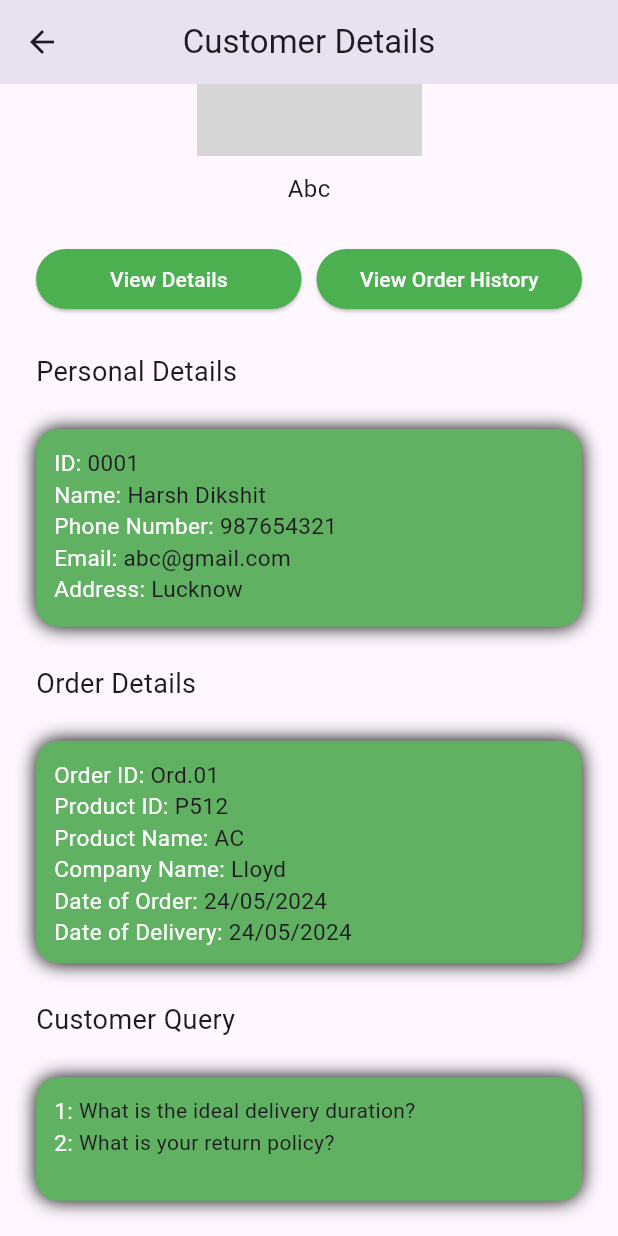
After one commit to harshdikshit29/admin_delivery, a Flutter app: the CustomerDetails screen opened directly, scrolled down 126 dp, after a tap on "View Details", on a phone screen of 412 x 824 dp. The commit adds this screen. Run offline on Flutter 3.47's test engine with Material 3 defaults, Android fonts, the phone set to English and light mode, and no system bars; our stand-ins replace get, otp_text_field; network calls fail; Roboto replaces fonts that are missing (JosefinSans); grey boxes are pictures that could not be loaded.

Commit message:
added customer details

```diff
--- /dev/null
+++ b/lib/screens/admin/customer_screens/customer_details.dart
@@ -0,0 +1,290 @@
+import 'package:flutter/material.dart';
+import 'package:flutter/widgets.dart';
+
+class CustomerDetails extends StatelessWidget {
+  const CustomerDetails({super.key});
+
+  @override
+  Widget build(BuildContext context) {
+    return Scaffold(
+      appBar: AppBar(
+        title: const Text('Customer Details'),
+        centerTitle: true,
+      ),
+      body: SingleChildScrollView(
+        child: Padding(
+          padding: const EdgeInsets.all(24),
+          child: Column(
+            children: [Image.asset('assets/images/profile.png', width: 150, height: 150,),
+            const Align(alignment: Alignment.center),
+
+            const SizedBox(height: 10),
+            const Text('Abc', style: TextStyle(
+              fontSize: 16,
+              fontFamily: 'JosefinSans'
+            ),),
+
+
+            const SizedBox(height: 25),
+
+            Row(
+              children: [Expanded(child: ElevatedButton(
+              onPressed: (){},
+              style: ElevatedButton.styleFrom(backgroundColor: Colors.green,
+              foregroundColor: Colors.white),
+              child: const Text('View Details'),
+              ),
+              ),
+
+              const SizedBox(width: 10),
+              Expanded(child: ElevatedButton(
+              onPressed: (){},
+              style: ElevatedButton.styleFrom(
+                backgroundColor: Colors.green, foregroundColor: Colors.white
+              ),
+              child: const Text('View Order History'),
+              ),
+              ),
+              ],
+            ),
+
+            const SizedBox(height: 25),
+
+            const Row(
+              crossAxisAlignment: CrossAxisAlignment.start,
+              children: [
+                Text('Personal Details', style: TextStyle(fontSize: 18),)
+              ],
+            ),
+
+
+            const SizedBox(height: 25),
+
+            Container(
+              padding: const EdgeInsets.all(12),
+              height: MediaQuery.of(context).size.height*.16,
+              width: double.infinity,
+              decoration: BoxDecoration(borderRadius: BorderRadius.circular(15),
+              color: const Color.fromARGB(255, 97, 177, 99),
+              boxShadow: const [BoxShadow(color: Colors.black,
+              blurRadius: 10),],),
+              child: const Column(
+                children: [
+                  Row(
+                    mainAxisAlignment: MainAxisAlignment.start,
+                    children: [
+                      Text('ID: ', style: TextStyle(
+                        fontSize: 15, color: Colors.white),
+                        ),
+
+                      Text('0001', style: TextStyle(
+                        fontSize: 15),
+                        ),
+                    ],
+                  ),
+                  Row(
+                    mainAxisAlignment: MainAxisAlignment.start,
+                    children: [
+                      Text('Name: ', style: TextStyle(
+                        fontSize: 15, color: Colors.white),
+                        ),
+
+                      Text('Harsh Dikshit', style: TextStyle(
+                        fontSize: 15),
+                        ),
+                    ],
+                  ),
+                  Row(
+                    mainAxisAlignment: MainAxisAlignment.start,
+                    children: [
+                      Text('Phone Number: ', style: TextStyle(
+                        fontSize: 15, color: Colors.white),
+                        ),
+
+                      Text('987654321', style: TextStyle(
+                        fontSize: 15),
+                        ),
+                    ],
+                  ),
+                  Row(
+                    mainAxisAlignment: MainAxisAlignment.start,
+                    children: [
+                      Text('Email: ', style: TextStyle(
+                        fontSize: 15, color: Colors.white),
+                        ),
+
+                      Text('abc@gmail.com', style: TextStyle(
+                        fontSize: 15),
+                        ),
+                    ],
+                  ),
+                  Row(
+                    mainAxisAlignment: MainAxisAlignment.start,
+                    children: [
+                      Text('Address: ', style: TextStyle(
+                        fontSize: 15, color: Colors.white),
+                        ),
+
+                      Text('Lucknow', style: TextStyle(
+                        fontSize: 15),
+                        ),
+                    ],
+                  ),
+                ],
+              ),
+            ),
+
+
+            // Product Details
+
+            const SizedBox(height: 25),
+
+            const Row(
+              crossAxisAlignment: CrossAxisAlignment.start,
+              children: [
+                Text('Order Details', style: TextStyle(fontSize: 18),)
+              ],
+            ),
+
+            const SizedBox(height: 25),
+
+            Container(
+              padding: const EdgeInsets.all(12),
+              height: MediaQuery.of(context).size.height*.18,
+              width: double.infinity,
+              decoration: BoxDecoration(borderRadius: BorderRadius.circular(15),
+              color: const Color.fromARGB(255, 97, 177, 99),
+              boxShadow: const [BoxShadow(color: Colors.black,
+              blurRadius: 10),],),
+              child: const Column(
+                children: [
+                  Row(
+                    mainAxisAlignment: MainAxisAlignment.start,
+                    children: [
+                      Text('Order ID: ', style: TextStyle(
+                        fontSize: 15, color: Colors.white),
+                        ),
+
+                      Text('Ord.01', style: TextStyle(
+                        fontSize: 15),
+                        ),
+                    ],
+                  ),
+                  Row(
+                    mainAxisAlignment: MainAxisAlignment.start,
+                    children: [
+                      Text('Product ID: ', style: TextStyle(
+                        fontSize: 15, color: Colors.white),
+                        ),
+
+                      Text('P512', style: TextStyle(
+                        fontSize: 15),
+                        ),
+                    ],
+                  ),
+                  Row(
+                    mainAxisAlignment: MainAxisAlignment.start,
+                    children: [
+                      Text('Product Name: ', style: TextStyle(
+                        fontSize: 15, color: Colors.white),
+                        ),
+
+                      Text('AC', style: TextStyle(
+                        fontSize: 15),
+                        ),
+                    ],
+                  ),
+                  Row(
+                    mainAxisAlignment: MainAxisAlignment.start,
+                    children: [
+                      Text('Company Name: ', style: TextStyle(
+                        fontSize: 15, color: Colors.white),
+                        ),
+
+                      Text('Lloyd', style: TextStyle(
+                        fontSize: 15),
+                        ),
+                    ],
+                  ),
+                  Row(
+                    mainAxisAlignment: MainAxisAlignment.start,
+                    children: [
+                      Text('Date of Order: ', style: TextStyle(
+                        fontSize: 15, color: Colors.white),
+                        ),
+
+                      Text('24/05/2024', style: TextStyle(
+                        fontSize: 15),
+                        ),
+                    ],
+                  ),
+                  Row(
+                    mainAxisAlignment: MainAxisAlignment.start,
+                    children: [
+                      Text('Date of Delivery: ', style: TextStyle(
+                        fontSize: 15, color: Colors.white),
+                        ),
+
+                      Text('24/05/2024', style: TextStyle(
+                        fontSize: 15),
+                        ),
+                    ],
+                  ),
+                ],
+              ),
+            ),
+
+            const SizedBox(height: 25),
+
+            const Row(
+              crossAxisAlignment: CrossAxisAlignment.start,
+              children: [
+                Text('Customer Query', style: TextStyle(fontSize: 18),)
+              ],
+            ),
+
+            const SizedBox(height: 25),
+
+            Container(
+              padding: const EdgeInsets.all(12),
+              height: MediaQuery.of(context).size.height*.1,
+              width: double.infinity,
+              decoration: BoxDecoration(borderRadius: BorderRadius.circular(15),
+              color: const Color.fromARGB(255, 97, 177, 99),
+              boxShadow: const [BoxShadow(color: Colors.black,
+              blurRadius: 10),],),
+              child: const Column(
+                children: [
+                  Row(
+                    mainAxisAlignment: MainAxisAlignment.start,
+                    children: [
+                      Text('1: ', style: TextStyle(
+                        fontSize: 15,
+                        color: Colors.white
+                      )),
+
+                      Text("What is the ideal delivery duration?")
+                    ]
+                  ),
+                  Row(
+                    mainAxisAlignment: MainAxisAlignment.start,
+                    children: [
+                      Text('2: ', style: TextStyle(
+                        fontSize: 15,
+                        color: Colors.white
+                      )),
+
+                      Text("What is your return policy?")
+                    ]
+                  )
+                ],
+              )
+            )
+
+            ],
+        ),
+        ),
+    ),
+    );
+  }
+}
--- a/lib/screens/admin/customer_screens/customer_manage_screen.dart
+++ b/lib/screens/admin/customer_screens/customer_manage_screen.dart
@@ -1,4 +1,5 @@
 import 'package:admin_delivery/screens/admin/customer_screens/add_customer_screen.dart';
+import 'package:admin_delivery/screens/admin/customer_screens/customer_details.dart';
 import 'package:admin_delivery/widgets/custom_button.dart';
 import 'package:flutter/material.dart';
 import 'package:flutter/widgets.dart';
@@ -56,7 +57,9 @@ class _CustomerManagementScreenState extends State<CustomerManagementScreen> {
                   EdgeInsets.symmetric(horizontal: w * .05, vertical: h * .02),
               child: Column(
                 children: [
-                  Container(
+                  GestureDetector(
+                    onTap: () {Get.to(CustomerDetails());},
+                    child: Container(
                       width: double.infinity,
                       height: h * .15,
                       color: Colors.red,
@@ -72,6 +75,7 @@ class _CustomerManagementScreenState extends State<CustomerManagementScreen> {
                             Text('Email: ${widget.email}'),
                             Text('Address: ${widget.address}'),
                           ],
+                        ),
                       ),
                     ),
                   ),
```
Also changed, not shown: pubspec.lock. Lines whose indentation alone changed are shown as unchanged.
